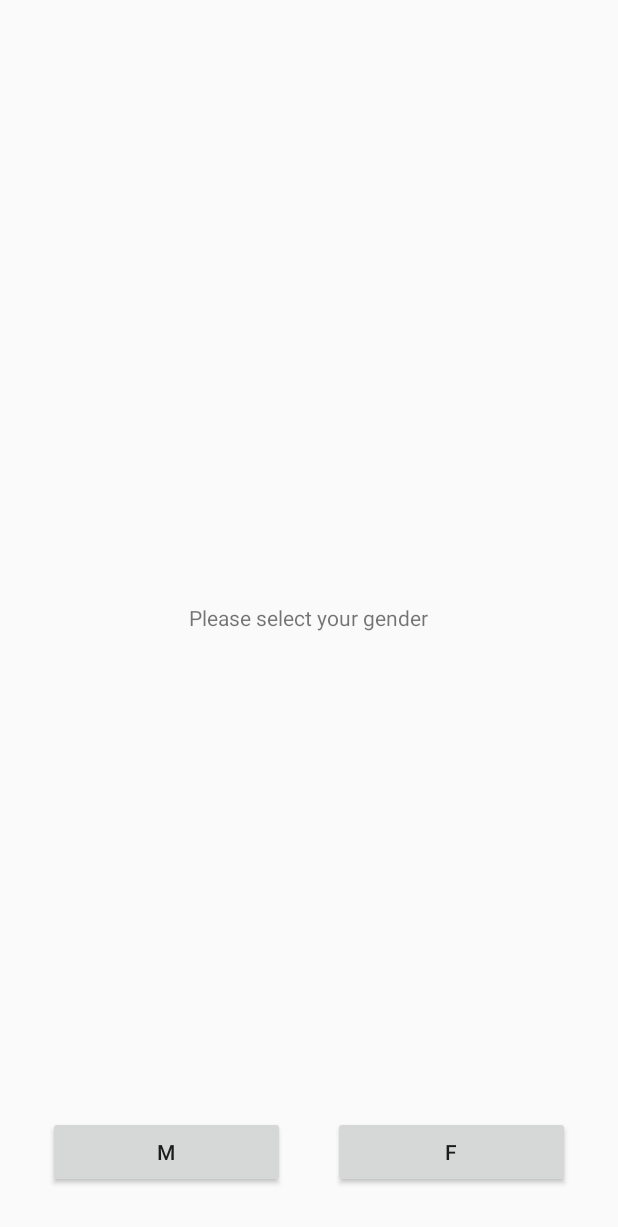
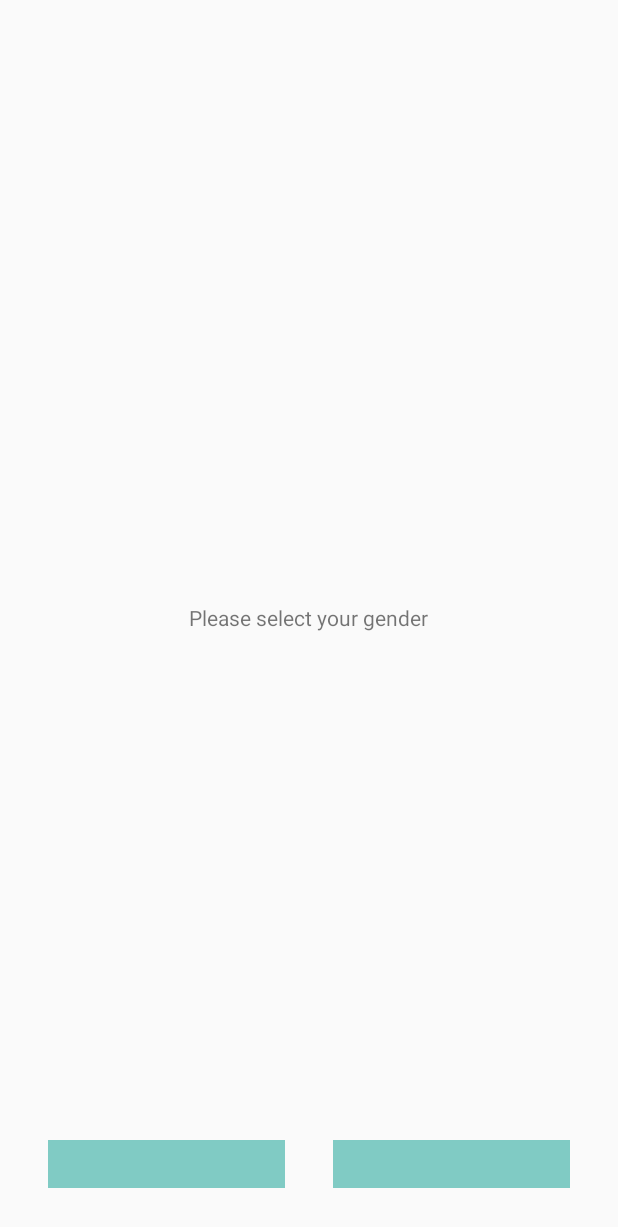
Before and after one commit to jordanribera/PottyTag, an Android app: the layout activity_selection.xml on its own in the app's theme, with its tools: preview values and no code run, on a phone screen of 412 x 824 dp. Shown: the top 1227 px of the screen. Run offline under Robolectric (Android 15) with nearby library versions, the phone set to English and light mode, and no system bars.

Commit message:
no action bar, bitches

```diff
--- a/app/build.gradle
+++ b/app/build.gradle
@@ -32,4 +32,5 @@ dependencies {
     compile fileTree(dir: 'libs', include: ['*.jar'])
     compile 'com.android.support:appcompat-v7:22.1.1'
     compile files('libs/volley.jar')
+    compile 'com.android.support:appcompat-v7:22.1.1'
 }
--- a/app/src/main/AndroidManifest.xml
+++ b/app/src/main/AndroidManifest.xml
@@ -11,7 +11,8 @@
         android:theme="@style/AppTheme" >
         <activity
             android:name=".StatusActivity"
-            android:label="@string/app_name" >
+            android:label="@string/app_name"
+            android:theme="@style/Theme.AppCompat.Light.NoActionBar" >
             <intent-filter>
                 <action android:name="android.intent.action.MAIN" />
 
@@ -21,7 +22,8 @@
         </activity>
         <activity
             android:name=".SelectionActivity"
-            android:label="@string/title_activity_selection" >
+            android:label="@string/title_activity_selection"
+            android:theme="@style/Theme.AppCompat.Light.NoActionBar" >
         </activity>
     </application>
 
--- a/app/src/main/java/net/spiralpower/pottytag/StatusActivity.java
+++ b/app/src/main/java/net/spiralpower/pottytag/StatusActivity.java
@@ -34,6 +34,7 @@ public class StatusActivity extends ActionBarActivity {
     private RequestQueue mRequestQueue;
     private String mGender;
     private int mLastCheckIn;
+    private boolean mDebugSelection = true;
 
     @Override
     protected void onCreate(Bundle savedInstanceState) {
@@ -44,7 +45,7 @@ public class StatusActivity extends ActionBarActivity {
 
 
 
-        if(prefs.contains("gender")) {
+        if(prefs.contains("gender") || mDebugSelection) {
             this.mGender = prefs.getString("gender", "z");
 
             setContentView(R.layout.activity_status);
--- a/app/src/main/res/layout/activity_selection.xml
+++ b/app/src/main/res/layout/activity_selection.xml
@@ -25,27 +25,27 @@
         android:gravity="center_horizontal"
         android:weightSum="2">
 
-        <Button
+        <ImageView
             android:layout_width="wrap_content"
             android:layout_height="wrap_content"
-            android:text="M"
             android:id="@+id/maleButton"
-            android:layout_below="@+id/genderSelectText"
-            android:layout_centerHorizontal="true"
             android:onClick="onMaleClick"
             android:layout_weight="1"
-            android:layout_marginRight="16dp" />
+            android:layout_marginEnd="16dp"
+            android:minHeight="32dp"
+            android:contentDescription="@string/male_casual"
+            android:background="@color/accent_material_dark" />
 
-        <Button
+        <ImageView
             android:layout_width="wrap_content"
             android:layout_height="wrap_content"
-            android:text="F"
             android:id="@+id/femaleButton"
-            android:layout_below="@+id/maleButton"
-            android:layout_centerHorizontal="true"
             android:onClick="onFemaleClick"
             android:layout_weight="1"
-            android:layout_marginLeft="16dp" />
+            android:layout_marginStart="16dp"
+            android:minHeight="32dp"
+            android:contentDescription="@string/female_casual"
+            android:background="@color/accent_material_dark" />
     </LinearLayout>
 
 </RelativeLayout>
--- a/app/src/main/res/values/strings.xml
+++ b/app/src/main/res/values/strings.xml
@@ -4,4 +4,6 @@
     <string name="please_select_gender">Please select your gender</string>
     <string name="action_settings">Settings</string>
     <string name="title_activity_selection">Potty Tag</string>
+    <string name="male_casual">Guy</string>
+    <string name="female_casual">Girl</string>
 </resources>
```
